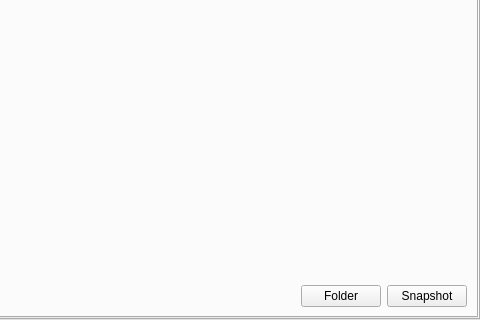
Above: src/wayland/formMainWindow_wl.ui from vkohaupt/vokoscreenNG before the change; both pictures show x 379 to 859 and y 195 to 515 of the 859 by 515 pixel window. Below: the same form after it.
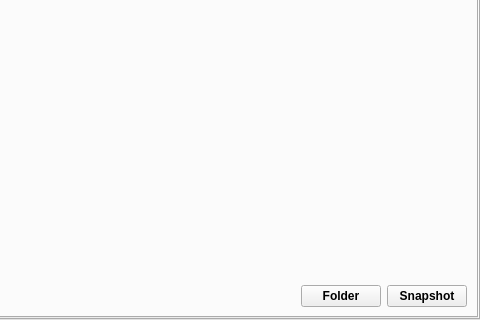
That is the form after the change. The open tabs and pages were chosen to show the change. Icons and pictures are not drawn.

Commit message: Snapshot: Buttons in bold

What changed in the file:
```diff
--- a/src/wayland/formMainWindow_wl.ui
+++ b/src/wayland/formMainWindow_wl.ui
@@ -2968,6 +2968,11 @@
                 </item>
                 <item>
                  <widget class="QPushButton" name="pushButtonSnapshotOpenFolder">
+                  <property name="font">
+                   <font>
+                    <bold>true</bold>
+                   </font>
+                  </property>
                   <property name="text">
                    <string>Folder</string>
                   </property>
@@ -2975,6 +2980,11 @@
                 </item>
                 <item>
                  <widget class="QPushButton" name="pushButtonSnapshot">
+                  <property name="font">
+                   <font>
+                    <bold>true</bold>
+                   </font>
+                  </property>
                   <property name="text">
                    <string notr="true">Snapshot</string>
                   </property>
```
Left out of the diff: 86 changed lines with no effect on the pictures.
